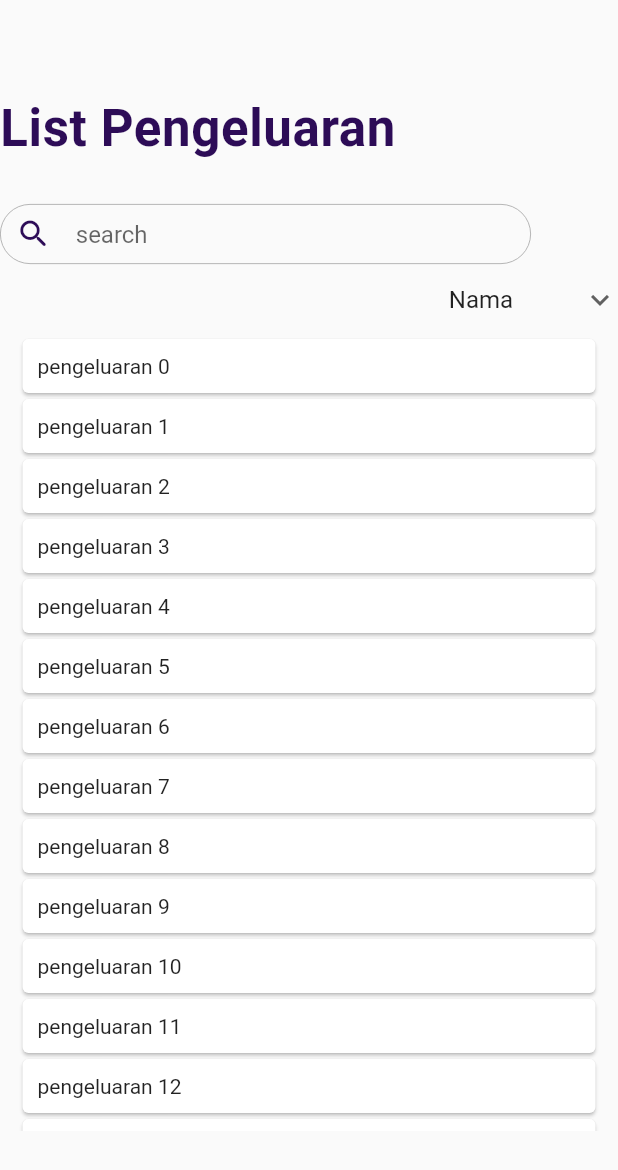
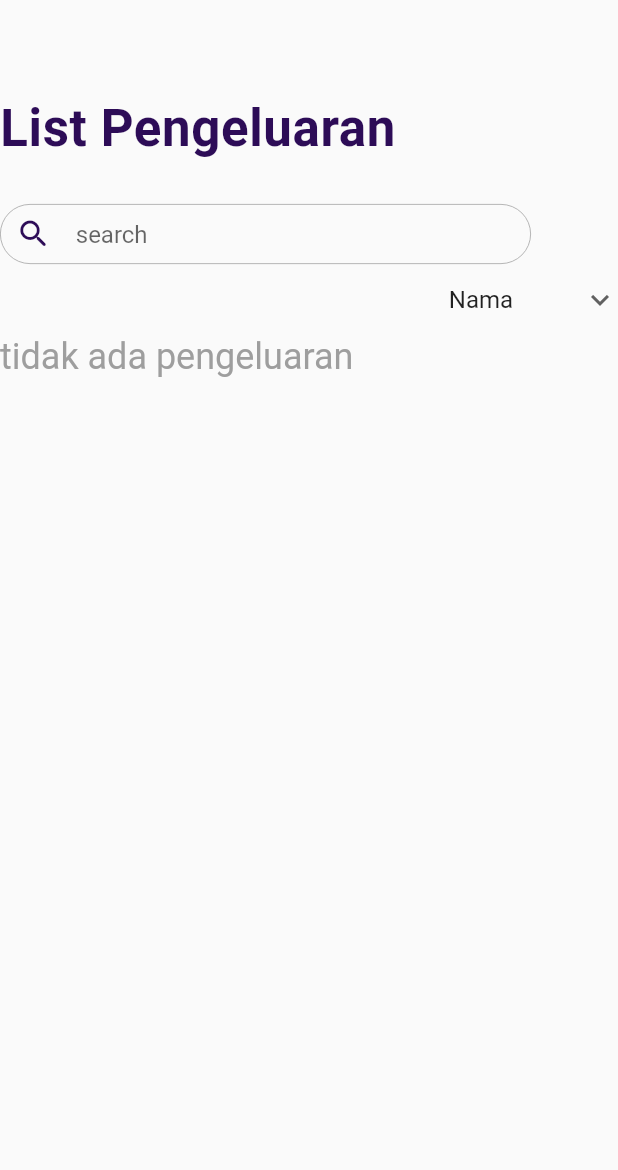
Before and after one commit to Dimassulthoni/yodexApp, a Flutter app: the screen it shows after launch, after a tap on "Rincian", on a phone screen of 412 x 824 dp. Shown: the top 1170 px of the screen. Run offline on Flutter 3.47's test engine with Material 2 defaults, Android fonts, the phone set to English and light mode, and no system bars; our stand-ins replace animated_splash_screen, flutter_svg, google_fonts, rflutter_alert, sqflite; accounts and stored records are empty; statements that could not run were skipped.

Commit message:
detail_list done list masih belum

```diff
--- a/lib/list.dart
+++ b/lib/list.dart
@@ -1,4 +1,8 @@
 import 'package:flutter/material.dart';
+import 'package:yodex/database/databaselist.dart';
+import 'package:flutter_staggered_grid_view/flutter_staggered_grid_view.dart';
+import 'package:yodex/detail_list.dart';
+import 'package:yodex/model/pengeluaran.dart';
 
 class listpage extends StatefulWidget {
   const listpage({Key? key}) : super(key: key);
@@ -7,8 +11,28 @@ class listpage extends StatefulWidget {
 }
 
 class _listpage extends State<listpage> {
+  late List<pengeluaran> list;
+  bool isLoading = false;
+  @override
+  void initState() {
+    super.initState();
+    refreshlist();
+  }
+
+  @override
+  void dispose() {
+    listdatabase.instance.close();
+    super.dispose();
+  }
+
+  Future refreshlist() async {
+    setState(() => isLoading = true);
+    this.list = await listdatabase.instance.readAllpengeluaran();
+    setState(() => isLoading = false);
+  }
+
   final pengeluaran = List<String>.generate(20, (i) => 'pengeluaran $i');
-  var sort = ['Nama', 'Waktu', 'Pengeluaran'];
+  var sortbutton = ['Nama', 'Waktu', 'Pengeluaran'];
   String dropdownvalue = 'Nama';
   @override
   Widget build(BuildContext context) {
@@ -58,7 +82,7 @@ class _listpage extends State<listpage> {
                 icon: const Icon(Icons.keyboard_arrow_down),
 
                 // Array list of items
-                items: sort.map((String items) {
+                items: sortbutton.map((String items) {
                   return DropdownMenuItem(
                     value: items,
                     child: Text(items),
@@ -76,25 +100,39 @@ class _listpage extends State<listpage> {
           ),
           SizedBox(
             height: 530,
-            child: ListView.builder(
-                scrollDirection: Axis.vertical,
-                itemCount: pengeluaran.length,
-
-                // display each item of the product list
-                itemBuilder: (context, index) {
-                  return Card(
-                    // In many cases, the key isn't mandatory
-                    key: ValueKey(pengeluaran[index]),
-                    margin:
-                        const EdgeInsets.symmetric(vertical: 2, horizontal: 15),
-                    child: Padding(
-                        padding: const EdgeInsets.all(10),
-                        child: Text(pengeluaran[index])),
-                  );
-                }),
-          )
+            child: isLoading
+                ? CircularProgressIndicator()
+                : list.isEmpty
+                    ? Text(
+                        'tidak ada pengeluaran',
+                        style: TextStyle(color: Colors.grey, fontSize: 24),
+                      )
+                    : buildlist(),
+          ),
         ],
       ),
     ));
   }
+
+  Widget buildlist() => StaggeredGridView.countBuilder(
+        padding: EdgeInsets.all(8),
+        itemCount: list.length,
+        staggeredTileBuilder: (index) => StaggeredTile.fit(2),
+        crossAxisCount: 4,
+        mainAxisSpacing: 4,
+        crossAxisSpacing: 4,
+        itemBuilder: (context, index) {
+          final list = list[index];
+          return GestureDetector(
+            onTap: () async {
+              await Navigator.of(context).push(MaterialPageRoute(
+                builder: (context) => listdetailpage(listId: list.id!),
+              ));
+              refreshlist();
+            },
+          );
+        },
+      );
 }
+
+void sortlist() {}
--- a/pubspec.yaml
+++ b/pubspec.yaml
@@ -38,6 +38,9 @@ dependencies:
   flutter_svg: ^1.1.5
   google_fonts: ^3.0.1
   rflutter_alert: ^2.0.4
+  sqflite: ^2.1.0+1
+  intl: ^0.17.0
+  flutter_staggered_grid_view: ^0.4.0-nullsafety.3
 
 
 
```
Also changed, not shown: lib/detail_list.dart (added, +65 -0 lines).
